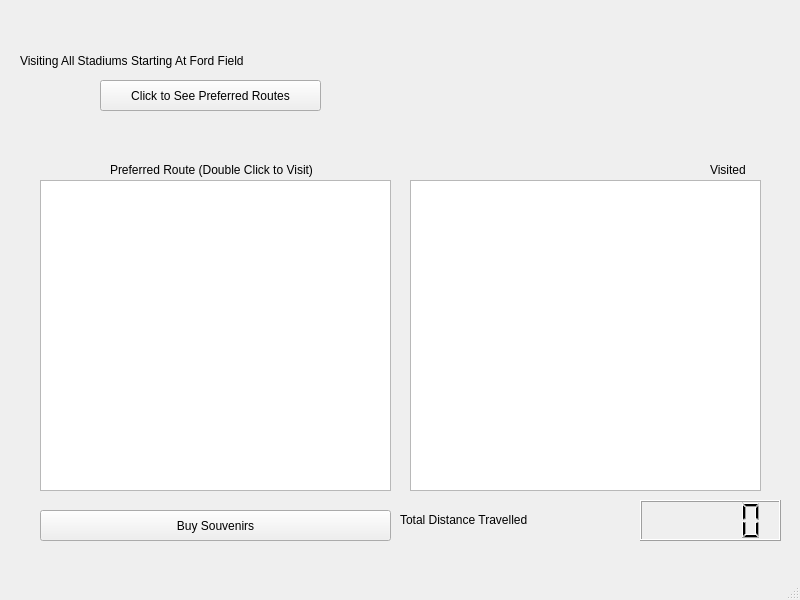
The window that startatfordfield.ui (Jesus0342/CS1D-Project-2) describes before a commit, drawn with Qt 5.
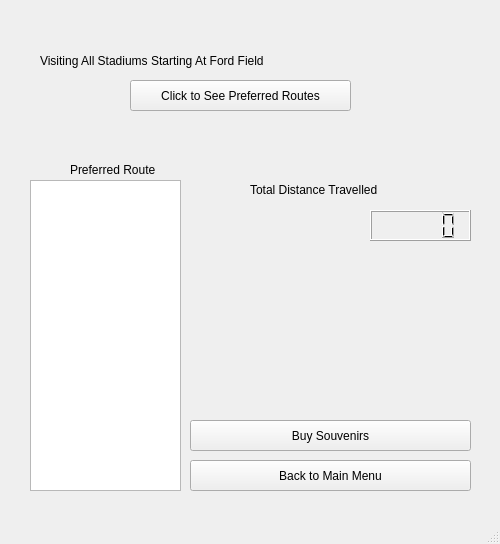
The same window after the commit.

The edit to the form file:
```diff
--- a/startatfordfield.ui
+++ b/startatfordfield.ui
@@ -6,8 +6,8 @@
    <rect>
     <x>0</x>
     <y>0</y>
-    <width>800</width>
-    <height>600</height>
+    <width>500</width>
+    <height>544</height>
    </rect>
   </property>
   <property name="windowTitle">
@@ -17,7 +17,7 @@
    <widget class="QPushButton" name="pushButton_seePrefRoute">
     <property name="geometry">
      <rect>
-      <x>100</x>
+      <x>130</x>
       <y>80</y>
       <width>221</width>
       <height>31</height>
@@ -30,7 +30,7 @@
    <widget class="QLabel" name="label">
     <property name="geometry">
      <rect>
-      <x>20</x>
+      <x>40</x>
       <y>40</y>
       <width>411</width>
       <height>41</height>
@@ -43,22 +43,12 @@
      <string>Visiting All Stadiums Starting At Ford Field</string>
     </property>
    </widget>
-   <widget class="QTableWidget" name="tableWidget_listPossibilities">
-    <property name="geometry">
-     <rect>
-      <x>40</x>
-      <y>180</y>
-      <width>351</width>
-      <height>311</height>
-     </rect>
-    </property>
-   </widget>
    <widget class="QLabel" name="label_2">
     <property name="geometry">
      <rect>
-      <x>110</x>
+      <x>70</x>
       <y>160</y>
-      <width>281</width>
+      <width>111</width>
       <height>20</height>
      </rect>
     </property>
@@ -66,24 +56,24 @@
      <string notr="true">font: 12pt &quot;Rockwell&quot;;</string>
     </property>
     <property name="text">
-     <string>Preferred Route (Double Click to Visit)</string>
+     <string>Preferred Route</string>
     </property>
    </widget>
    <widget class="QLCDNumber" name="lcdNumber_distanceTravelled">
     <property name="geometry">
      <rect>
-      <x>640</x>
-      <y>500</y>
-      <width>141</width>
-      <height>41</height>
+      <x>370</x>
+      <y>210</y>
+      <width>101</width>
+      <height>31</height>
      </rect>
     </property>
    </widget>
    <widget class="QLabel" name="label_3">
     <property name="geometry">
      <rect>
-      <x>400</x>
-      <y>510</y>
+      <x>250</x>
+      <y>180</y>
       <width>231</width>
       <height>20</height>
      </rect>
@@ -98,9 +88,9 @@
    <widget class="QPushButton" name="pushButton_buySouvenirs">
     <property name="geometry">
      <rect>
-      <x>40</x>
-      <y>510</y>
-      <width>351</width>
+      <x>190</x>
+      <y>420</y>
+      <width>281</width>
       <height>31</height>
      </rect>
     </property>
@@ -108,32 +98,6 @@
      <string>Buy Souvenirs</string>
     </property>
    </widget>
-   <widget class="QListView" name="listView_visiting">
-    <property name="geometry">
-     <rect>
-      <x>410</x>
-      <y>180</y>
-      <width>351</width>
-      <height>311</height>
-     </rect>
-    </property>
-   </widget>
-   <widget class="QLabel" name="label_4">
-    <property name="geometry">
-     <rect>
-      <x>710</x>
-      <y>160</y>
-      <width>51</width>
-      <height>20</height>
-     </rect>
-    </property>
-    <property name="styleSheet">
-     <string notr="true">font: 12pt &quot;Rockwell&quot;;</string>
-    </property>
-    <property name="text">
-     <string>Visited</string>
-    </property>
-   </widget>
    <widget class="QLabel" name="label_5_dateToday">
     <property name="geometry">
      <rect>
@@ -147,6 +111,29 @@
      <string/>
     </property>
    </widget>
+   <widget class="QPushButton" name="pushButton_buySouvenirs_2">
+    <property name="geometry">
+     <rect>
+      <x>190</x>
+      <y>460</y>
+      <width>281</width>
+      <height>31</height>
+     </rect>
+    </property>
+    <property name="text">
+     <string>Back to Main Menu</string>
+    </property>
+   </widget>
+   <widget class="QTableWidget" name="tableWidget_routes">
+    <property name="geometry">
+     <rect>
+      <x>30</x>
+      <y>180</y>
+      <width>151</width>
+      <height>311</height>
+     </rect>
+    </property>
+   </widget>
   </widget>
   <widget class="QMenuBar" name="menubar">
    <property name="geometry">
```
Left out of the diff: 4 changed lines with no effect on the pictures.
